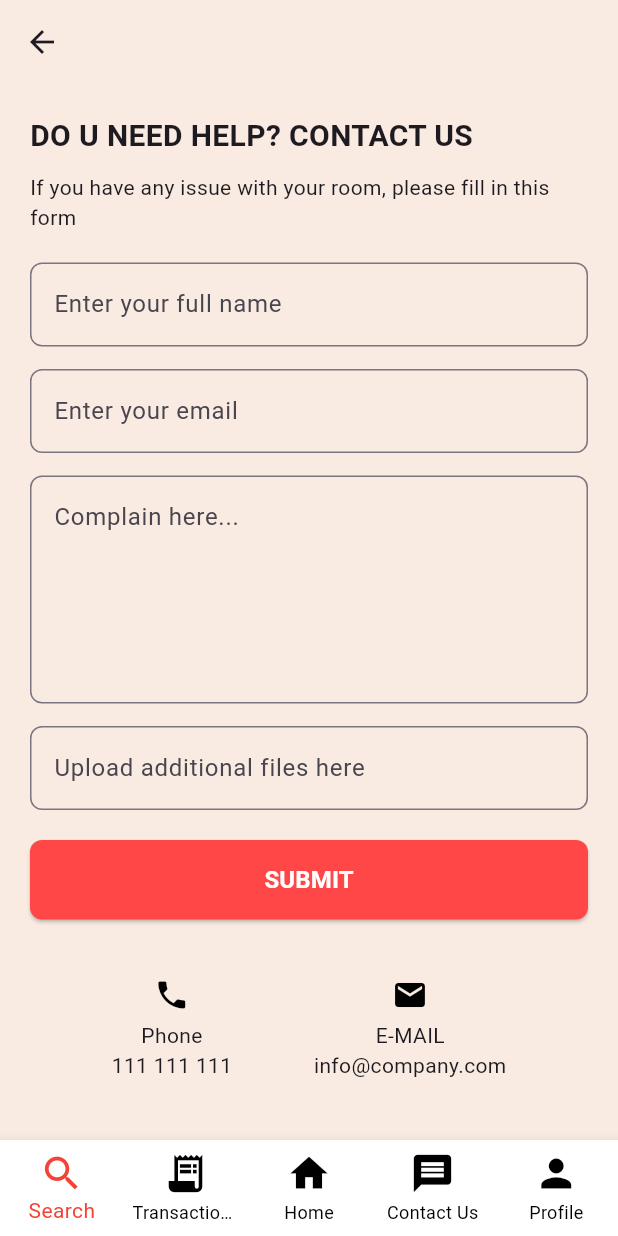
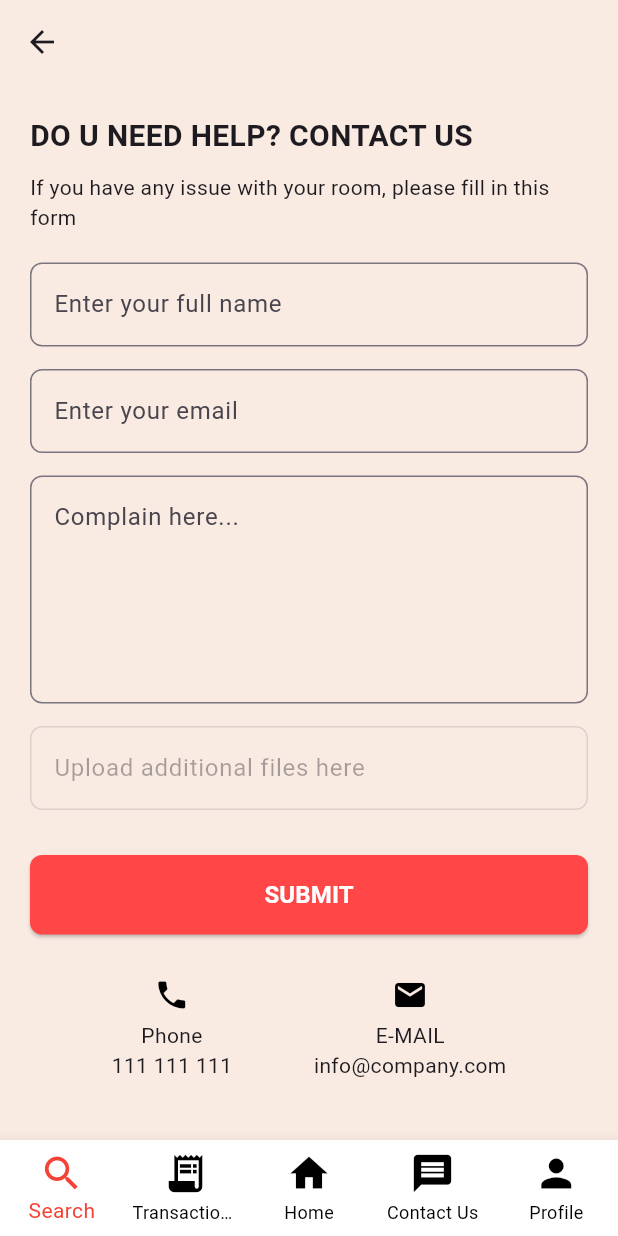
Before and after one commit to nrlfatiihah/OthegoApp, a Flutter app: the HelpContactPage screen opened directly, on a phone screen of 412 x 824 dp. Run offline on Flutter 3.47's test engine with Material 3 defaults, Android fonts, the phone set to English and light mode, and no system bars; our stand-ins replace file_picker; missing offline and left inert: mysql1; accounts and stored records are empty.

```diff
--- a/lib/screens/complainpage.dart
+++ b/lib/screens/complainpage.dart
@@ -3,8 +3,7 @@ import 'package:flutter/services.dart';
 import 'package:othego_project/screens/homepage.dart';
 import 'package:othego_project/screens/profile.dart';
 import 'package:othego_project/screens/successfulcomplain.dart';
-
-
+import 'package:file_picker/file_picker.dart';
 
 void main() {
   runApp(const HelpContactPageApp());
@@ -31,6 +30,23 @@ class HelpContactPage extends StatefulWidget {
 
 class _HelpContactPageState extends State<HelpContactPage> {
   int _currentIndex = 0;
+  List<PlatformFile>? selectedFiles;
+
+  void pickFile() async {
+    final result = await FilePicker.platform.pickFiles(
+      allowMultiple: true,
+      type: FileType.custom,
+      allowedExtensions: ['pdf', 'docx', 'zip', 'png', 'jpg', 'jpeg', 'xml', 'webp'],
+    );
+
+    if (result == null) return;
+
+    setState(() {
+      selectedFiles = result.files; // Store all selected files in the list
+    });
+
+    // Optionally: Perform additional tasks such as uploading files to a server.
+  }
 
   @override
   Widget build(BuildContext context) {
@@ -89,17 +105,21 @@ class _HelpContactPageState extends State<HelpContactPage> {
               ),
             ),
             const SizedBox(height: 15),
-            TextField(
-              decoration: InputDecoration(
-                hintText: "Upload additional files here",
-                border: OutlineInputBorder(
-                  borderRadius: BorderRadius.circular(8.0),
+            GestureDetector(
+              onTap: pickFile, // Trigger the file picker when tapped
+              child: TextField(
+                enabled: false,
+                decoration: InputDecoration(
+                  hintText: "Upload additional files here",
+                  border: OutlineInputBorder(
+                    borderRadius: BorderRadius.circular(8.0),
+                  ),
                 ),
               ),
-              onTap: () {
-                // Implement file upload functionality here.
-              },
             ),
+            const SizedBox(height: 10),
+            if (selectedFiles != null && selectedFiles!.isNotEmpty)
+              ...selectedFiles!.map((file) => Text(file.name)).toList(),
             const SizedBox(height: 20),
             SizedBox(
               width: double.infinity,
@@ -171,7 +191,7 @@ class _HelpContactPageState extends State<HelpContactPage> {
             // Navigate to search room
           }
           if (index == 1) {
-            //Navigate to transaction history
+            // Navigate to transaction history
           }
           if (index == 2) {
             Navigator.push(
@@ -182,7 +202,7 @@ class _HelpContactPageState extends State<HelpContactPage> {
           if (index == 3) {
             Navigator.push(
               context,
-            MaterialPageRoute(builder: (context) => HelpContactPageApp()),
+              MaterialPageRoute(builder: (context) => HelpContactPageApp()),
             );
           }
           if (index == 4) {
--- a/pubspec.yaml
+++ b/pubspec.yaml
@@ -30,12 +30,13 @@ environment:
 dependencies:
   flutter:
     sdk: flutter
-   # file_picker : ^8.1.7
+
 
 
   # The following adds the Cupertino Icons font to your application.
   # Use with the CupertinoIcons class for iOS style icons.
   cupertino_icons: ^1.0.8
+  file_picker : ^8.1.7
 
   mysql1: ^0.19.2
 
```
Also changed, not shown: pubspec.lock, 6 other files.
